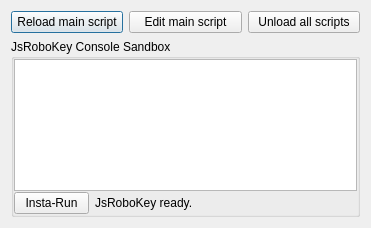
relipse/JsRoboKey, file dlgjsrobokey.ui: the form before one commit.
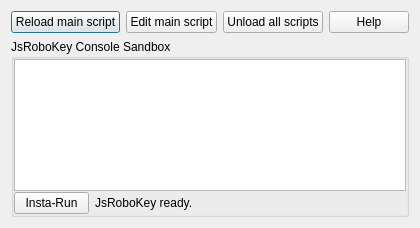
The form after the commit. Custom widgets are drawn as their Qt base class.

```diff
--- a/dlgjsrobokey.ui
+++ b/dlgjsrobokey.ui
@@ -37,6 +37,19 @@
        </property>
       </widget>
      </item>
+     <item>
+      <widget class="QPushButton" name="btnHelp">
+       <property name="maximumSize">
+        <size>
+         <width>100</width>
+         <height>16777215</height>
+        </size>
+       </property>
+       <property name="text">
+        <string>Help</string>
+       </property>
+      </widget>
+     </item>
     </layout>
    </item>
    <item>
```
